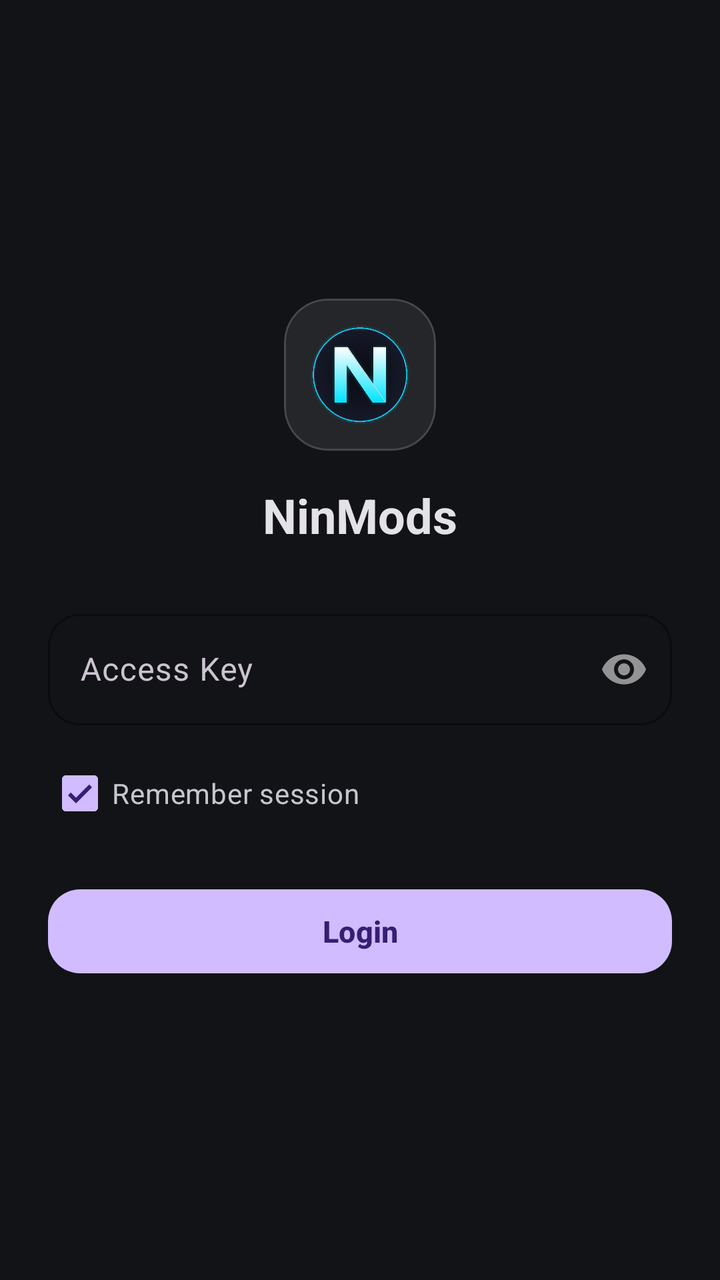
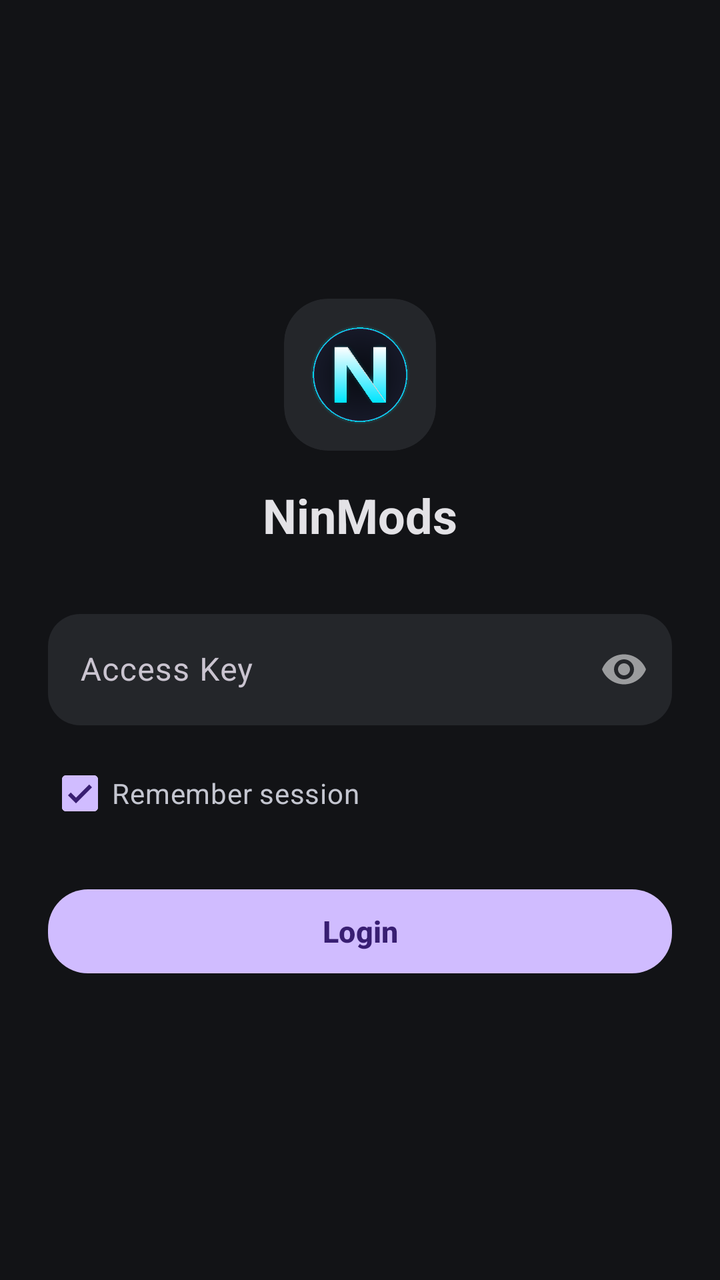

Before-and-after screenshots of an Android layout around one commit, followed by the original layout XML and the change that was made.
<!-- AndroidManifest.xml: application theme Theme.DriverLoader -->
<!-- res/layout/activity_login.xml -->
<?xml version="1.0" encoding="utf-8"?>
<LinearLayout xmlns:android="http://schemas.android.com/apk/res/android"
    xmlns:app="http://schemas.android.com/apk/res-auto"
    android:layout_width="match_parent"
    android:layout_height="match_parent"
    android:background="@color/apatch_background"
    android:orientation="vertical"
    android:gravity="center"
    android:padding="24dp">

    
    <com.google.android.material.card.MaterialCardView
        android:layout_width="76dp"
        android:layout_height="76dp"
        app:cardCornerRadius="22dp"
        app:cardBackgroundColor="@color/apatch_surface_variant"
        app:strokeColor="@color/apatch_outline"
        app:strokeWidth="1dp">

        <ImageView
            android:layout_width="match_parent"
            android:layout_height="match_parent"
            android:padding="12dp"
            android:src="@drawable/logo_n" />
    </com.google.android.material.card.MaterialCardView>

    
    <TextView
        android:layout_width="wrap_content"
        android:layout_height="wrap_content"
        android:layout_marginTop="16dp"
        android:text="NinMods"
        android:textColor="@color/apatch_text_primary"
        android:textSize="24sp"
        android:textStyle="bold" />

    
    <com.google.android.material.textfield.TextInputLayout
        android:id="@+id/tilAccessKey"
        android:layout_width="match_parent"
        android:layout_height="wrap_content"
        android:layout_marginTop="28dp"
        android:hint="Access Key"
        app:boxCornerRadiusTopStart="16dp"
        app:boxCornerRadiusTopEnd="16dp"
        app:boxCornerRadiusBottomStart="16dp"
        app:boxCornerRadiusBottomEnd="16dp"
        app:boxStrokeColor="@color/apatch_primary"
        app:hintTextColor="@color/apatch_primary"
        app:passwordToggleEnabled="true"
        style="@style/Widget.Material3.TextInputLayout.OutlinedBox">

        <com.google.android.material.textfield.TextInputEditText
            android:id="@+id/etAccessKey"
            android:layout_width="match_parent"
            android:layout_height="wrap_content"
            android:inputType="textPassword"
            android:textColor="@color/apatch_text_primary"
            android:singleLine="true" />
    </com.google.android.material.textfield.TextInputLayout>

    
    <CheckBox
        android:id="@+id/cbRemember"
        android:layout_width="match_parent"
        android:layout_height="wrap_content"
        android:layout_marginTop="10dp"
        android:text="Remember session"
        android:textColor="@color/apatch_text_secondary"
        android:checked="true" />

    
    <com.google.android.material.button.MaterialButton
        android:id="@+id/btnLogin"
        android:layout_width="match_parent"
        android:layout_height="50dp"
        android:layout_marginTop="20dp"
        android:text="Login"
        android:textColor="@color/apatch_on_primary"
        android:textSize="15sp"
        android:textStyle="bold"
        app:cornerRadius="16dp"
        app:backgroundTint="@color/apatch_primary" />

</LinearLayout>
<!-- resources referenced by this layout -->
<resources>
  <color name="apatch_background">#121316</color>
  <color name="apatch_on_primary">#381E72</color>
  <color name="apatch_outline">#44474F</color>
  <color name="apatch_primary">#D0BCFF</color>
  <color name="apatch_surface_variant">#24262A</color>
  <color name="apatch_text_primary">#E3E2E6</color>
  <color name="apatch_text_secondary">#C4C6D0</color>
  <!-- drawable logo_n: png bitmap (drawable, 69006 bytes) -->
  <style name="Theme.DriverLoader" parent="Theme.Material3.Dark.NoActionBar">
          <item name="android:statusBarColor">@color/apatch_background</item>
          <item name="android:navigationBarColor">@color/apatch_surface</item>
          <item name="android:windowBackground">@color/apatch_background</item>
          <item name="colorPrimary">@color/apatch_primary</item>
          <item name="colorSecondary">@color/apatch_secondary</item>
          <item name="colorSurface">@color/apatch_surface</item>
          <item name="colorOutline">@color/apatch_outline</item>
      </style>
  <color name="apatch_surface">#1A1C1E</color>
  <color name="apatch_secondary">#CCC2DC</color>
</resources>

<!-- the commit's change to res/layout/activity_login.xml (unified diff, before → after) -->
@@ -14,8 +14,8 @@
         android:layout_height="76dp"
         app:cardCornerRadius="22dp"
         app:cardBackgroundColor="@color/apatch_surface_variant"
-        app:strokeColor="@color/apatch_outline"
-        app:strokeWidth="1dp">
+        app:cardElevation="0dp"
+        app:strokeWidth="0dp">
 
         <ImageView
             android:layout_width="match_parent"
@@ -45,8 +45,9 @@
         app:boxCornerRadiusTopEnd="16dp"
         app:boxCornerRadiusBottomStart="16dp"
         app:boxCornerRadiusBottomEnd="16dp"
-        app:boxStrokeColor="@color/apatch_primary"
-        app:hintTextColor="@color/apatch_primary"
+        app:boxStrokeWidth="0dp"
+        app:boxStrokeWidthFocused="0dp"
+        app:boxBackgroundColor="@color/apatch_surface_variant"
         app:passwordToggleEnabled="true"
         style="@style/Widget.Material3.TextInputLayout.OutlinedBox">
 
@@ -79,7 +80,8 @@
         android:textColor="@color/apatch_on_primary"
         android:textSize="15sp"
         android:textStyle="bold"
-        app:cornerRadius="16dp"
+        app:cornerRadius="20dp"
+        app:strokeWidth="0dp"
         app:backgroundTint="@color/apatch_primary" />
 
 </LinearLayout>
